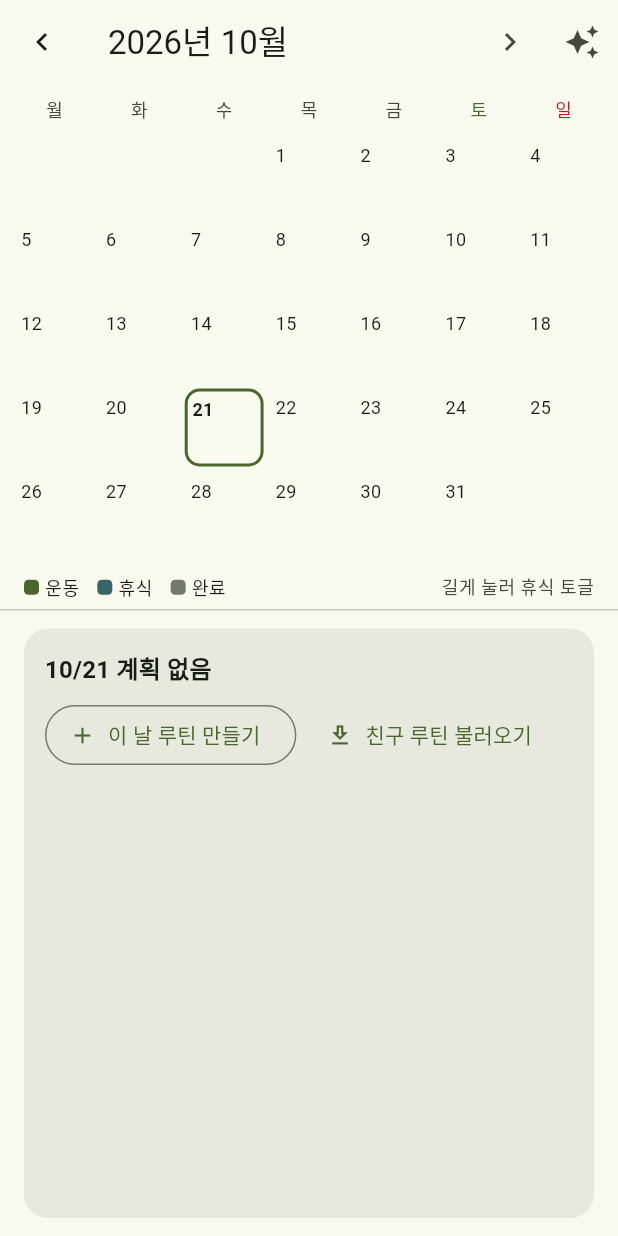
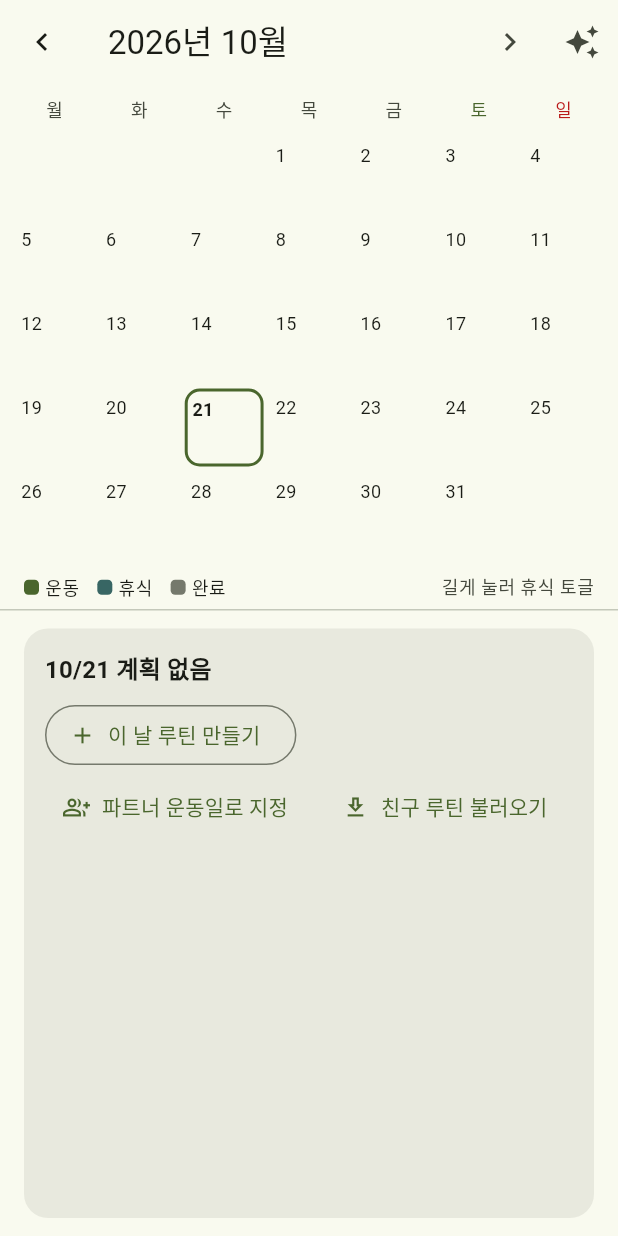
Before and after one commit to Doun-LEE/healthcare_system, a Flutter app: the CalendarScreen screen opened directly, on a phone screen of 412 x 824 dp. Run offline on Flutter 3.47's test engine with Material 3 defaults, Android fonts, the phone set to English and light mode, and no system bars; our stand-ins replace cloud_firestore, firebase_ai, firebase_auth, firebase_core, google_sign_in, package_info_plus and 2 more; accounts and stored records are empty.

Commit message:
달력 요약 카드에 파트너 운동일 지정/변경 버튼 복구(계획 없는 날·미완료 운동일)
Co-Authored-By: Claude Fable 5.1 <noreply@anthropic.com>

```diff
--- a/lib/ui/calendar_screen.dart
+++ b/lib/ui/calendar_screen.dart
@@ -7,6 +7,7 @@ import '../models/models.dart';
 import '../state/app_state.dart';
 import 'day_page.dart';
 import 'day_plan_view.dart';
+import 'widgets/partner_widgets.dart';
 
 /// 월간 달력. 탭=상세, 길게 누르기=휴식 토글, 상단 버튼으로 주/월 생성.
 class CalendarScreen extends StatefulWidget {
@@ -356,10 +357,11 @@ class _DaySummary extends StatelessWidget {
                     overflow: TextOverflow.ellipsis,
                   ),
                   const SizedBox(height: 6),
-                  Align(
-                    alignment: Alignment.centerRight,
-                    child: FilledButton.tonalIcon(onPressed: onOpen, icon: const Icon(Icons.open_in_full, size: 16), label: const Text('자세히 · 수정')),
-                  ),
+                  Row(children: [
+                    if (!p.isFinished) Expanded(child: Align(alignment: Alignment.centerLeft, child: PartnerDayButton(date: date, plan: p))),
+                    if (p.isFinished) const Spacer(),
+                    FilledButton.tonalIcon(onPressed: onOpen, icon: const Icon(Icons.open_in_full, size: 16), label: const Text('자세히 · 수정')),
+                  ]),
                 ],
                 if (p != null && p.isRest)
                   Padding(
@@ -374,6 +376,7 @@ class _DaySummary extends StatelessWidget {
                     padding: const EdgeInsets.only(top: 8),
                     child: Wrap(spacing: 8, children: [
                       OutlinedButton.icon(onPressed: onMake, icon: const Icon(Icons.add), label: const Text('이 날 루틴 만들기')),
+                      PartnerDayButton(date: date),
                       TextButton.icon(onPressed: onImport, icon: const Icon(Icons.download_outlined), label: const Text('친구 루틴 불러오기')),
                     ]),
                   ),
```
